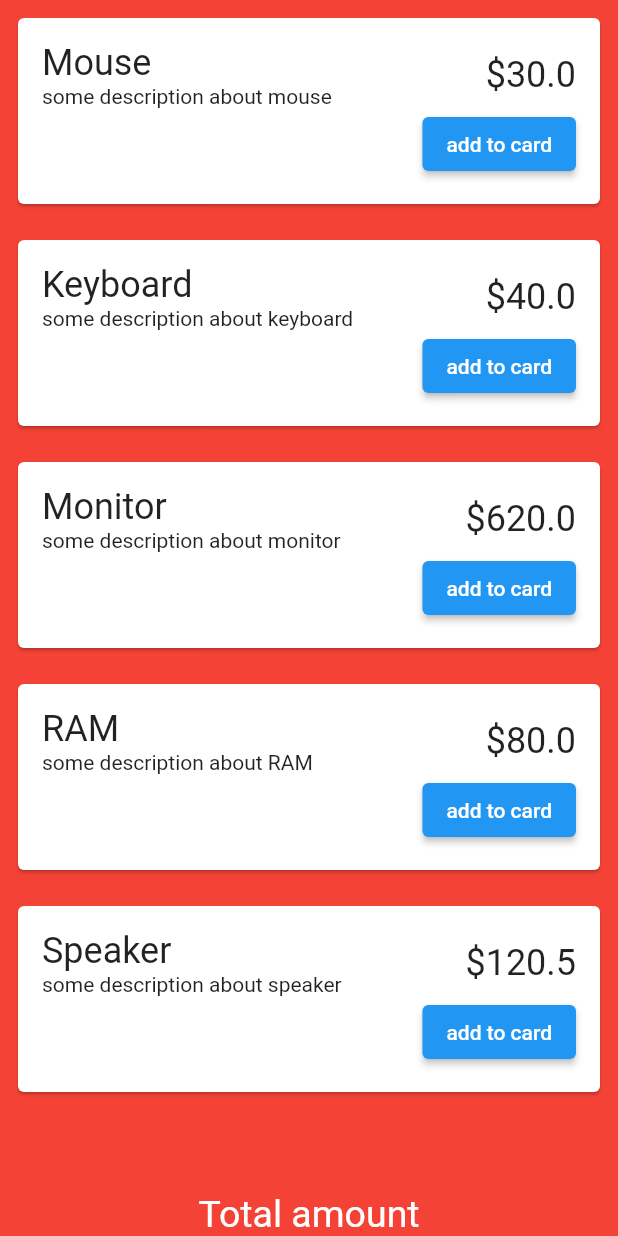
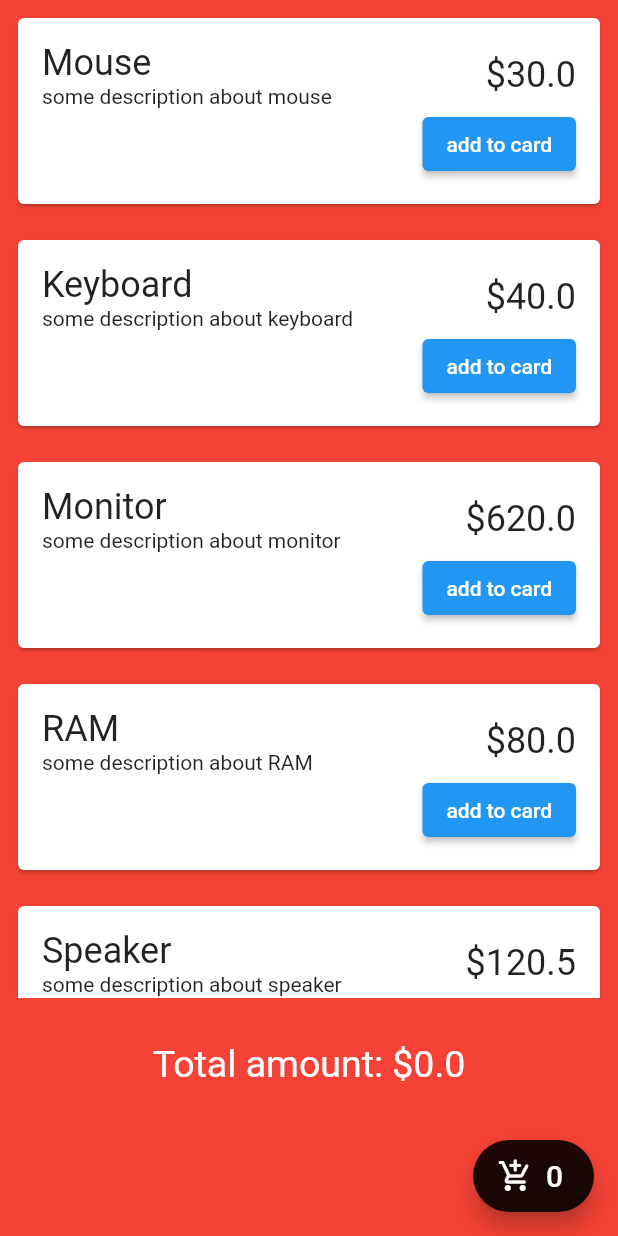
Before and after one commit to gandalgom/chef-getx-shopping-practice, a Flutter app: the screen it shows after launch, on a phone screen of 412 x 824 dp. Run offline on Flutter 3.47's test engine with Material 2 defaults, Android fonts, the phone set to English and light mode, and no system bars; our stand-ins replace get.

Commit message:
카트 컨트롤러 및 카트담기/카운팅 구현

```diff
--- /dev/null
+++ b/lib/controller/cart_controller.dart
@@ -0,0 +1,13 @@
+import 'package:get/get.dart';
+
+import '../model/product.dart';
+
+class CartController extends GetxController {
+  var cartItems = <Product>[].obs;
+  double get totalPrice => cartItems.fold(0, (prev, item) => prev + item.price);
+  int get count => cartItems.length;
+
+  void addToItem(Product product) {
+    cartItems.add(product);
+  }
+}
--- a/lib/view/shopping_page.dart
+++ b/lib/view/shopping_page.dart
@@ -1,11 +1,14 @@
 import 'package:flutter/material.dart';
 import 'package:get/get.dart';
-import 'package:get_x_practice/controller/shopping_controller.dart';
+
+import '../controller/shopping_controller.dart';
+import '../controller/cart_controller.dart';
 
 class ShoppingPage extends StatelessWidget {
   ShoppingPage({Key? key}) : super(key: key);
 
   final shoppingController = Get.put(ShoppingController());
+  final cartController = Get.put(CartController());
 
   @override
   Widget build(BuildContext context) {
@@ -48,7 +51,9 @@ class ShoppingPage extends StatelessWidget {
                               ],
                             ),
                             ElevatedButton(
-                              onPressed: () {},
+                              onPressed: () => cartController.addToItem(
+                                controller.products[index]
+                              ),
                               child: const Text('add to card'),
                             ),
                           ],
@@ -61,11 +66,29 @@ class ShoppingPage extends StatelessWidget {
             ),
           ),
           const SizedBox(height: 30.0),
-          const Text(
-            'Total amount',
-            style: TextStyle(fontSize: 25.0, color: Colors.white),
+          GetX<CartController>(
+            builder: (controller) {
+              return Text(
+                'Total amount: \$${controller.totalPrice}',
+                style: const TextStyle(fontSize: 25.0, color: Colors.white),
+              );
+            }
           ),
+          const SizedBox(height: 100.0),
         ],
+      ),
+      floatingActionButton: FloatingActionButton.extended(
+        onPressed: () {},
+        backgroundColor: Colors.black87,
+        icon: const Icon(Icons.add_shopping_cart_rounded),
+        label: GetX<CartController>(
+          builder: (controller) {
+            return Text(
+              '${controller.count}',
+              style: const TextStyle(fontSize: 20.0),
+            );
+          }
+        ),
       ),
     );
   }
```
